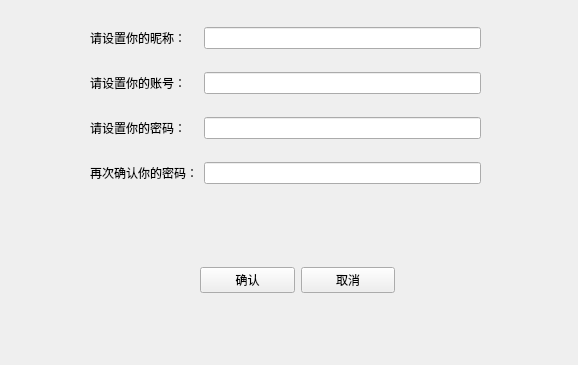
Qt form PKUStudyHelper/Register.ui (PKU-Vincent/PKUStudyHelper) before a commit.
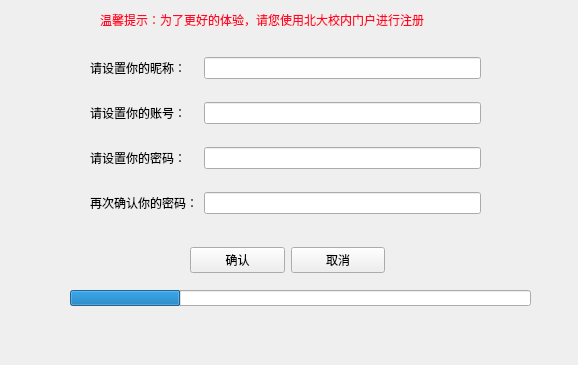
The same form after that commit.

Diff of the .ui file:
```diff
--- a/PKUStudyHelper/Register.ui
+++ b/PKUStudyHelper/Register.ui
@@ -16,10 +16,10 @@
   <widget class="QWidget" name="horizontalLayoutWidget">
    <property name="geometry">
     <rect>
-     <x>200</x>
-     <y>240</y>
+     <x>190</x>
+     <y>230</y>
      <width>195</width>
-     <height>80</height>
+     <height>61</height>
     </rect>
    </property>
    <layout class="QHBoxLayout" name="horizontalLayout">
@@ -43,7 +43,7 @@
    <property name="geometry">
     <rect>
      <x>90</x>
-     <y>10</y>
+     <y>40</y>
      <width>391</width>
      <height>191</height>
     </rect>
@@ -96,17 +96,25 @@
      <widget class="QLineEdit" name="newaccount"/>
     </item>
     <item row="3" column="1">
-     <widget class="QLineEdit" name="newcode"/>
+     <widget class="QLineEdit" name="newcode">
+      <property name="echoMode">
+       <enum>QLineEdit::EchoMode::Password</enum>
+      </property>
+     </widget>
     </item>
     <item row="4" column="1">
-     <widget class="QLineEdit" name="confirmpassword"/>
+     <widget class="QLineEdit" name="confirmpassword">
+      <property name="echoMode">
+       <enum>QLineEdit::EchoMode::Password</enum>
+      </property>
+     </widget>
     </item>
    </layout>
   </widget>
   <widget class="QLabel" name="message">
    <property name="geometry">
     <rect>
-     <x>160</x>
+     <x>230</x>
      <y>330</y>
      <width>281</width>
      <height>21</height>
@@ -116,6 +124,52 @@
     <string/>
    </property>
   </widget>
+  <widget class="QProgressBar" name="progressBar">
+   <property name="geometry">
+    <rect>
+     <x>70</x>
+     <y>290</y>
+     <width>461</width>
+     <height>16</height>
+    </rect>
+   </property>
+   <property name="value">
+    <number>24</number>
+   </property>
+   <property name="textVisible">
+    <bool>false</bool>
+   </property>
+  </widget>
+  <widget class="QLabel" name="statusLabel">
+   <property name="geometry">
+    <rect>
+     <x>240</x>
+     <y>320</y>
+     <width>301</width>
+     <height>20</height>
+    </rect>
+   </property>
+   <property name="text">
+    <string/>
+   </property>
+  </widget>
+  <widget class="QLabel" name="label_3">
+   <property name="geometry">
+    <rect>
+     <x>100</x>
+     <y>10</y>
+     <width>481</width>
+     <height>19</height>
+    </rect>
+   </property>
+   <property name="styleSheet">
+    <string notr="true">color: rgb(255, 7, 40);
+font: 700 10pt &quot;Microsoft YaHei UI&quot;;</string>
+   </property>
+   <property name="text">
+    <string>温馨提示：为了更好的体验，请您使用北大校内门户进行注册</string>
+   </property>
+  </widget>
  </widget>
  <resources/>
  <connections/>
```
